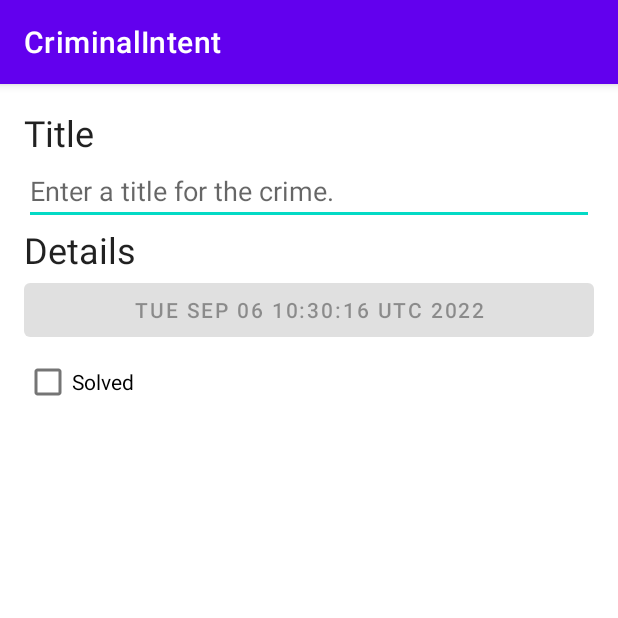
After one commit to baileycj/CriminalIntent, an Android app: the fragment CrimeDetailFragment shown on its own in the app's theme, on a phone screen of 412 x 824 dp, the top half of it. The commit adds this screen. Run offline under Robolectric (Android 15) with nearby library versions, the phone set to English and light mode, and no system bars.

```diff
--- /dev/null
+++ b/app/src/main/java/com/example/criminalintent/Crime.kt
@@ -0,0 +1,10 @@
+package com.example.criminalintent
+
+import java.util.*
+
+data class Crime(
+    val id: UUID,
+    val title: String,
+    val date: Date,
+    val isSolved: Boolean
+)
--- /dev/null
+++ b/app/src/main/java/com/example/criminalintent/CrimeDetailFragment.kt
@@ -0,0 +1,64 @@
+package com.example.criminalintent
+
+import android.os.Bundle
+import android.view.LayoutInflater
+import android.view.View
+import android.view.ViewGroup
+import androidx.core.widget.doOnTextChanged
+import androidx.fragment.app.Fragment
+import com.example.criminalintent.databinding.FragmentCrimeDetailBinding
+import java.util.*
+
+class CrimeDetailFragment : Fragment(){
+
+    private var _binding: FragmentCrimeDetailBinding? = null
+    private val binding
+        get() = checkNotNull(_binding) {
+            "Cannot access binding because it is null. Is the view visible?"
+        }
+
+
+    private lateinit var crime: Crime
+
+    override fun onCreate(savedInstanceState: Bundle?) {
+        super.onCreate(savedInstanceState)
+
+        crime = Crime(
+            id = UUID.randomUUID(),
+            title = "",
+            date = Date(),
+            isSolved = false
+        )
+    }
+
+    override fun onCreateView(
+        inflater: LayoutInflater,
+        container: ViewGroup?,
+        savedInstanceState: Bundle?
+    ): View? {
+        _binding =
+            FragmentCrimeDetailBinding.inflate(layoutInflater, container, false)
+        return binding.root
+    }
+
+    override fun onViewCreated(view: View, savedInstanceState: Bundle?) {
+        super.onViewCreated(view, savedInstanceState)
+        binding.apply {
+            crimeTitle.doOnTextChanged { text, _, _, _ ->
+                crime = crime.copy(title = text.toString())
+            }
+            crimeDate.apply {
+                text = crime.date.toString()
+                isEnabled = false
+            }
+            crimeSolved.setOnCheckedChangeListener { _, isChecked ->
+                crime = crime.copy(isSolved = isChecked)
+            }
+        }
+    }
+    override fun onDestroyView() {
+        super.onDestroyView()
+        _binding = null
+    }
+
+}
--- /dev/null
+++ b/app/src/main/res/layout/fragment_crime_detail.xml
@@ -0,0 +1,36 @@
+<?xml version="1.0" encoding="utf-8"?>
+<LinearLayout xmlns:android="http://schemas.android.com/apk/res/android"
+    xmlns:tools="http://schemas.android.com/tools"
+    android:orientation="vertical"
+    android:layout_width="match_parent"
+    android:layout_height="match_parent"
+    android:layout_margin="16dp">
+    <TextView
+        android:layout_width="match_parent"
+        android:layout_height="wrap_content"
+        android:textAppearance="?attr/textAppearanceHeadline5"
+        android:text="@string/crime_title_label" />
+    <EditText
+        android:id="@+id/crime_title"
+        android:layout_width="match_parent"
+        android:layout_height="wrap_content"
+        android:hint="@string/crime_title_hint"
+        android:importantForAutofill="no"
+        android:inputType="text" />
+    <TextView
+        android:layout_width="match_parent"
+        android:layout_height="wrap_content"
+        android:textAppearance="?attr/textAppearanceHeadline5"
+        android:text="@string/crime_details_label" />
+    <Button
+        android:id="@+id/crime_date"
+        android:layout_width="match_parent"
+        android:layout_height="wrap_content"
+        tools:text="Wed May 11 11:56 EST 2022" />
+    <CheckBox
+        android:id="@+id/crime_solved"
+        android:layout_width="match_parent"
+        android:layout_height="wrap_content"
+        android:text="@string/crime_solved_label" />
+
+</LinearLayout>
--- /dev/null
+++ b/app/src/main/res/layout/fragment_crime_list.xml
@@ -0,0 +1,5 @@
+<?xml version="1.0" encoding="utf-8"?>
+<androidx.recyclerview.widget.RecyclerView xmlns:android="http://schemas.android.com/apk/res/android"
+    android:id="@+id/crime_recycler_view"
+    android:layout_width="match_parent"
+    android:layout_height="match_parent"/>
--- a/app/src/main/res/values/strings.xml
+++ b/app/src/main/res/values/strings.xml
@@ -1,3 +1,7 @@
 <resources>
     <string name="app_name">CriminalIntent</string>
+    <string name="crime_title_hint">Enter a title for the crime.</string>
+    <string name="crime_title_label">Title</string>
+    <string name="crime_details_label">Details</string>
+    <string name="crime_solved_label">Solved</string>
 </resources>
```
Also changed, not shown: app/build.gradle (+9 -2 lines), app/src/main/java/com/example/criminalintent/CrimeListAdapter.kt (added, +44 -0 lines), app/src/main/java/com/example/criminalintent/CrimeListFragment.kt (added, +50 -0 lines), app/src/main/java/com/example/criminalintent/CrimeListViewModel.kt (added, +19 -0 lines), app/src/main/res/layout/activity_main.xml (+5 -14 lines), app/src/main/res/layout/list_item_crime.xml (added, +17 -0 lines).
